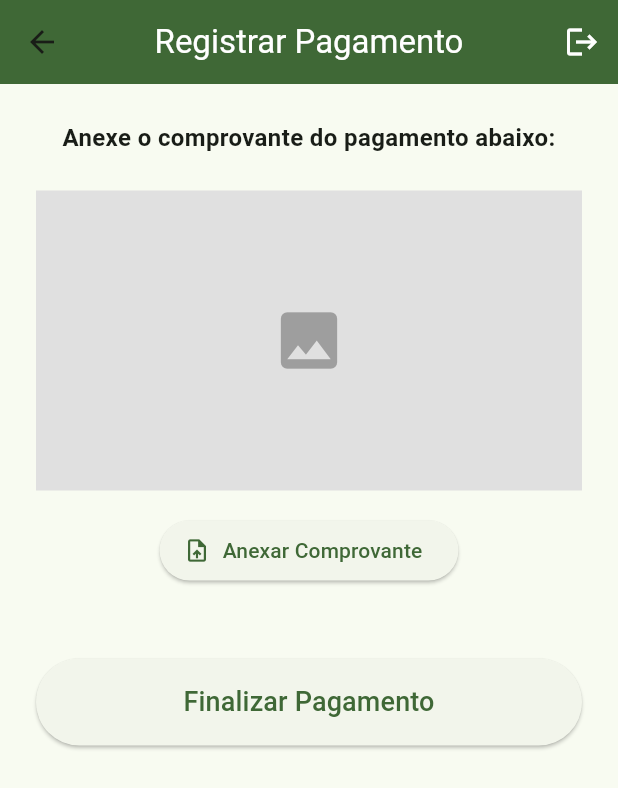
After one commit to DistribuiM/frontend, a Flutter app: the PaymentForm screen opened directly, after a tap on "Anexar Comprovante", on a phone screen of 412 x 824 dp. The commit adds this screen. Shown: the top 788 px of the screen. Run offline on Flutter 3.47's test engine with Material 3 defaults, Android fonts, the phone set to English and light mode, and no system bars; our stand-ins replace firebase_auth, firebase_core, google_sign_in, image_picker; accounts and stored records are empty.

Commit message:
Anexo de comprovante

```diff
--- /dev/null
+++ b/lib/ui/components/seletor_imagem.dart
@@ -0,0 +1,64 @@
+import 'dart:io';
+import 'package:flutter/foundation.dart' show kIsWeb;
+import 'package:flutter/material.dart';
+import 'package:image_picker/image_picker.dart';
+
+class SeletorImagem extends StatefulWidget {
+  final Function(XFile) onImageSelected;
+
+  const SeletorImagem({super.key, required this.onImageSelected});
+
+  @override
+  State<SeletorImagem> createState() => _SeletorImagemState();
+}
+
+class _SeletorImagemState extends State<SeletorImagem> {
+  XFile? _imagemSelecionada;
+  final ImagePicker _picker = ImagePicker();
+
+  Future<void> _escolherImagem() async {
+    final XFile? imagem = await _picker.pickImage(source: ImageSource.gallery);
+
+    if (imagem != null) {
+      setState(() {
+        _imagemSelecionada = imagem;
+      });
+      widget.onImageSelected(_imagemSelecionada!);
+    }
+  }
+
+  @override
+  Widget build(BuildContext context) {
+    return Column(
+      crossAxisAlignment: CrossAxisAlignment.center,
+      children: [
+        _imagemSelecionada != null
+            ? (kIsWeb
+                ? Image.network(
+                    _imagemSelecionada!.path,
+                    height: 200,
+                    width: double.infinity,
+                    fit: BoxFit.cover,
+                  )
+                : Image.file(
+                    File(_imagemSelecionada!.path),
+                    height: 200,
+                    width: double.infinity,
+                    fit: BoxFit.cover,
+                  ))
+            : Container(
+                height: 200,
+                width: double.infinity,
+                color: Colors.grey[300],
+                child: const Icon(Icons.image, size: 50, color: Colors.grey),
+              ),
+        const SizedBox(height: 16),
+        ElevatedButton.icon(
+          onPressed: _escolherImagem,
+          icon: const Icon(Icons.upload_file),
+          label: const Text('Anexar Comprovante'),
+        ),
+      ],
+    );
+  }
+}
--- a/lib/ui/pages/delivery_form.dart
+++ b/lib/ui/pages/delivery_form.dart
@@ -1,8 +1,8 @@
 import 'package:flutter/material.dart';
 
+import '../components/seletor_imagem.dart';
 import '../components/custom_appbar.dart';
 import '../components/dropdown.dart';
-import '../components/checkbox.dart';
 import '../components/input.dart';
 
 class DeliveryForm extends StatefulWidget {
@@ -79,11 +79,17 @@ class _DeliveryFormState extends State<DeliveryForm> {
                     const SizedBox(height: 20),
                     Input(label: 'Valor pago', hintText: '', numberInput: true),
                     const SizedBox(height: 20),
-                    // adicionar caixa de imagem para comprovante de pagamento
+                    SeletorImagem(onImageSelected: (imagemSelecionada){
+                      // Vai imprimir no terminal o caminho da foto,
+                      // indicando que a foto foi capturada
+                      print ("Foto capturada com sucesso: ${imagemSelecionada.path}");
+                    },),
+                    const SizedBox(height: 20),
                   ]
                 )
               ),
               Input(label: 'Observação', hintText: ''),
+
             ],
           ),
         ),
--- /dev/null
+++ b/lib/ui/pages/payment_form.dart
@@ -0,0 +1,75 @@
+import 'package:flutter/material.dart';
+import 'package:image_picker/image_picker.dart';
+
+import '../components/custom_appbar.dart';
+import '../components/seletor_imagem.dart';
+
+class PaymentForm extends StatefulWidget {
+  const PaymentForm({super.key});
+
+  @override
+  State<PaymentForm> createState() => _PaymentFormState();
+}
+
+class _PaymentFormState extends State<PaymentForm> {
+  XFile? _comprovante;
+
+  void _salvarPagamento() {
+    if (_comprovante == null) {
+      ScaffoldMessenger.of(context).showSnackBar(
+        const SnackBar(
+          content: Text('Por favor, anexe o comprovante de pagamento!'),
+          backgroundColor: Colors.red,
+        ),
+      );
+      return;
+    }
+
+    print("Imagem pronta para o backend: ${_comprovante!.path}");
+    ScaffoldMessenger.of(context).showSnackBar(
+        const SnackBar(
+          content: Text('Comprovante salvo com sucesso! (Falta o Backend)'),
+          backgroundColor: Colors.green,
+        ),
+    );
+  }
+
+  @override
+  Widget build(BuildContext context) {
+    return Scaffold(
+      appBar: const CustomAppBar(title: 'Registrar Pagamento'),
+      body: SingleChildScrollView(
+        padding: const EdgeInsets.all(24.0),
+        child: Column(
+          crossAxisAlignment: CrossAxisAlignment.stretch,
+          children: [
+            const Text(
+              'Anexe o comprovante do pagamento abaixo:',
+              style: TextStyle(fontSize: 16, fontWeight: FontWeight.bold),
+              textAlign: TextAlign.center,
+            ),
+            const SizedBox(height: 24),
+
+            SeletorImagem(
+              onImageSelected: (imagemSelecionada) {
+                setState(() {
+                  _comprovante = imagemSelecionada;
+                });
+              },
+            ),
+
+            const SizedBox(height: 48),
+
+            ElevatedButton(
+              onPressed: _salvarPagamento,
+              style: ElevatedButton.styleFrom(
+                padding: const EdgeInsets.symmetric(vertical: 16),
+              ),
+              child: const Text('Finalizar Pagamento', style: TextStyle(fontSize: 18)),
+            ),
+          ],
+        ),
+      ),
+    );
+  }
+}
--- a/pubspec.yaml
+++ b/pubspec.yaml
@@ -37,6 +37,7 @@ dependencies:
   firebase_auth: ^4.2.5
   firebase_core: ^2.32.0
   google_sign_in: ^7.2.0
+  image_picker: ^1.2.2
 
 dev_dependencies:
   flutter_test:
```
Also changed, not shown: .gitignore.txt (deleted), pubspec.lock, 7 other files.
